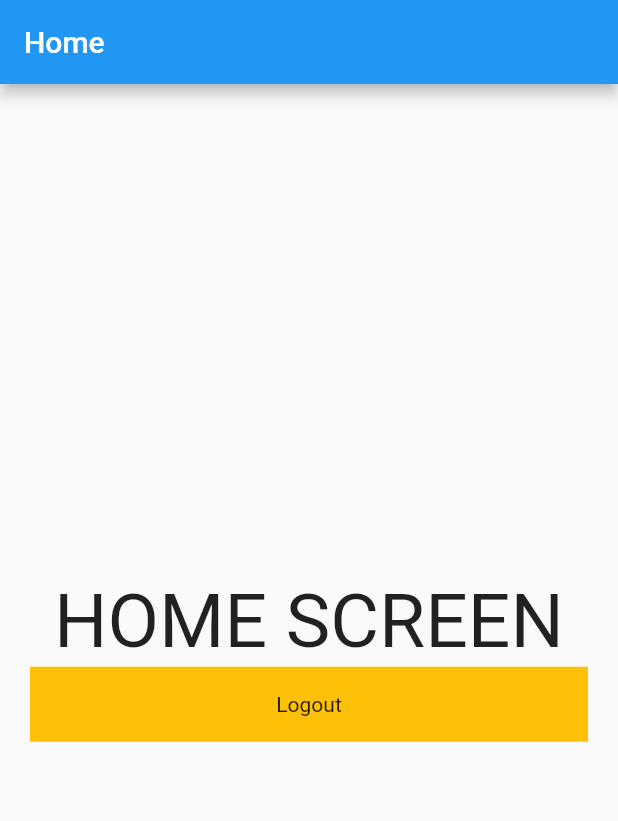
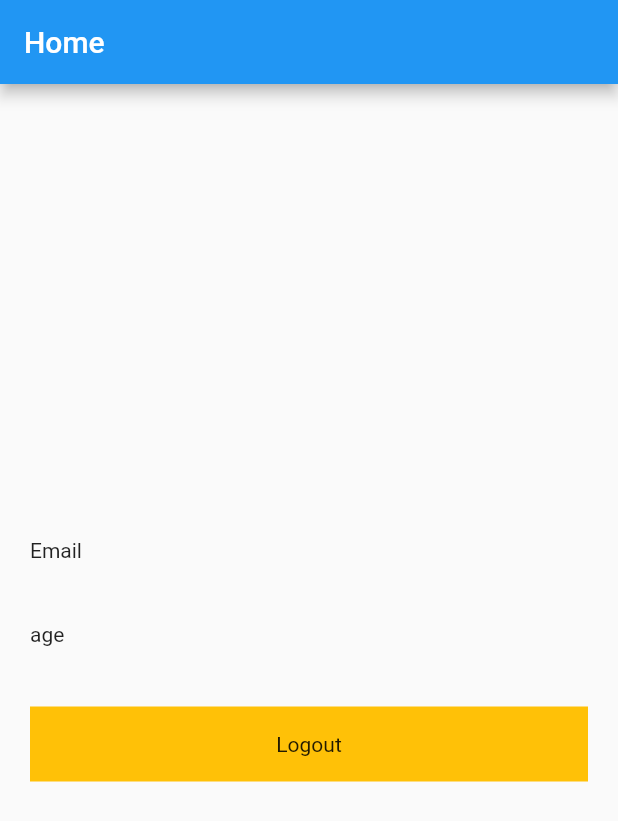
Before and after one commit to Ghauoor/muti-role-base-app-flutter, a Flutter app: the HomeScreen screen opened directly, on a phone screen of 412 x 824 dp. Shown: the top 821 px of the screen. Run offline on Flutter 3.47's test engine with Material 2 defaults, Android fonts, the phone set to English and light mode, and no system bars; our stand-ins replace shared_preferences; accounts and stored records are empty; network calls fail.

```diff
--- a/lib/home_screen.dart
+++ b/lib/home_screen.dart
@@ -10,6 +10,20 @@ class HomeScreen extends StatefulWidget {
 }
 
 class _HomeScreenState extends State<HomeScreen> {
+  String email = '', age = '';
+  @override
+  void initState() {
+    super.initState();
+    loadData();
+  }
+
+  loadData() async {
+    SharedPreferences sp = await SharedPreferences.getInstance();
+    email = sp.getString('email') ?? '';
+    age = sp.getString('age') ?? '';
+    setState(() {});
+  }
+
   @override
   Widget build(BuildContext context) {
     return Scaffold(
@@ -23,9 +37,29 @@ class _HomeScreenState extends State<HomeScreen> {
           mainAxisAlignment: MainAxisAlignment.center,
           crossAxisAlignment: CrossAxisAlignment.center,
           children: [
-            const Text(
-              'HOME SCREEN',
-              style: TextStyle(fontSize: 50),
+            Row(
+              mainAxisAlignment: MainAxisAlignment.spaceBetween,
+              children: [
+                const Text('Email'),
+                Text(
+                  email.toString(),
+                ),
+              ],
+            ),
+            const SizedBox(
+              height: 40.0,
+            ),
+            Row(
+              mainAxisAlignment: MainAxisAlignment.spaceBetween,
+              children: [
+                const Text('age'),
+                Text(
+                  age.toString(),
+                ),
+              ],
+            ),
+            const SizedBox(
+              height: 40.0,
             ),
             InkWell(
               onTap: () async {
```
